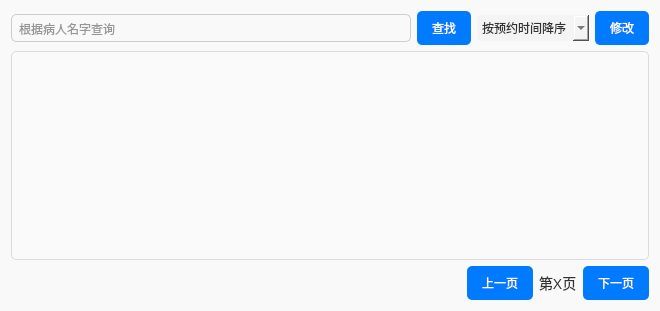
zhuguotiao/Lab, file reserveview.ui: the form before one commit.
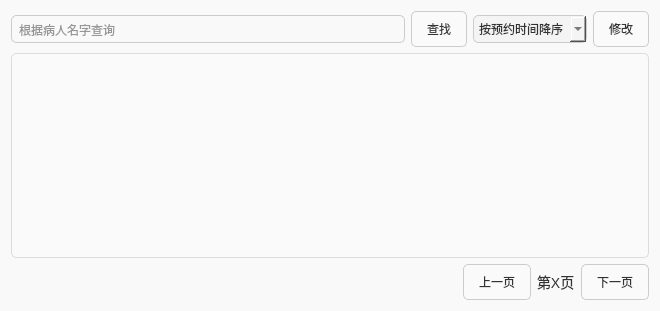
The form after the commit.

What changed in the file:
```diff
--- a/reserveview.ui
+++ b/reserveview.ui
@@ -25,10 +25,15 @@
         border-radius: 5px;
         padding: 5px;
     }
+	QComboBox{
+		background-color: #fafafa;
+        border: 1px solid #ccc;
+        border-radius: 5px;
+        padding: 8px 15px;
+	}
     QPushButton {
-        background-color: #007bff;
-        color: white;
-        border: none;
+        background-color: #fafafa;
+        border: 1px solid #ccc;
         border-radius: 5px;
         padding: 8px 15px;
     }
```
Left out of the diff: 4 changed lines with no effect on the pictures.
